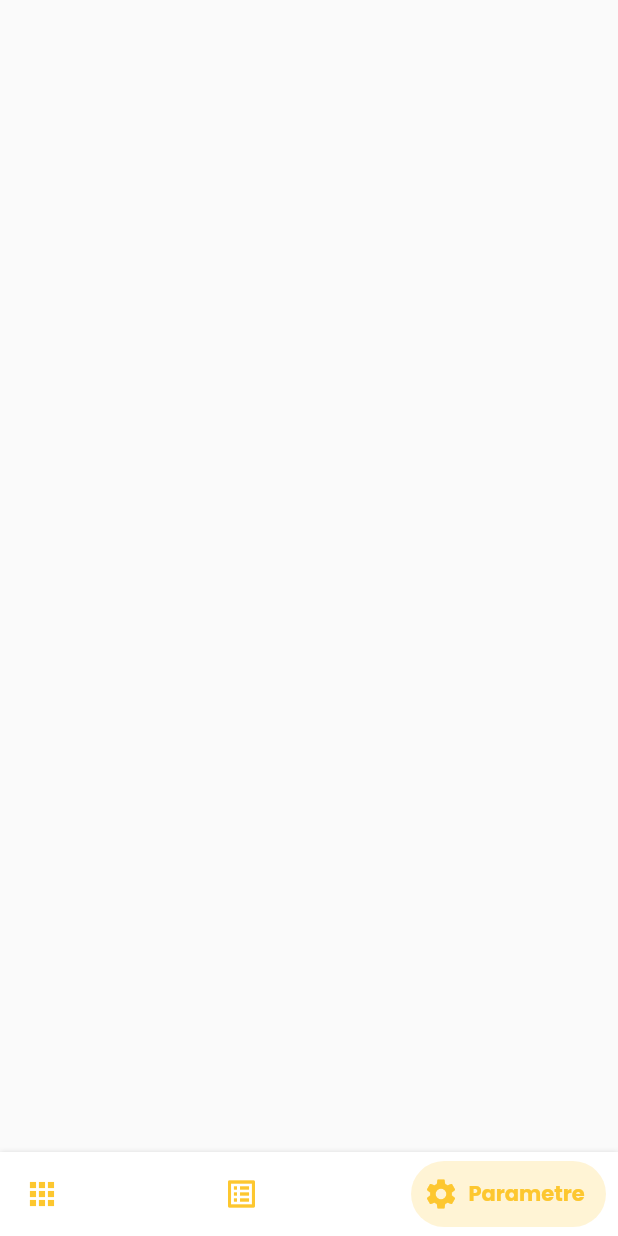
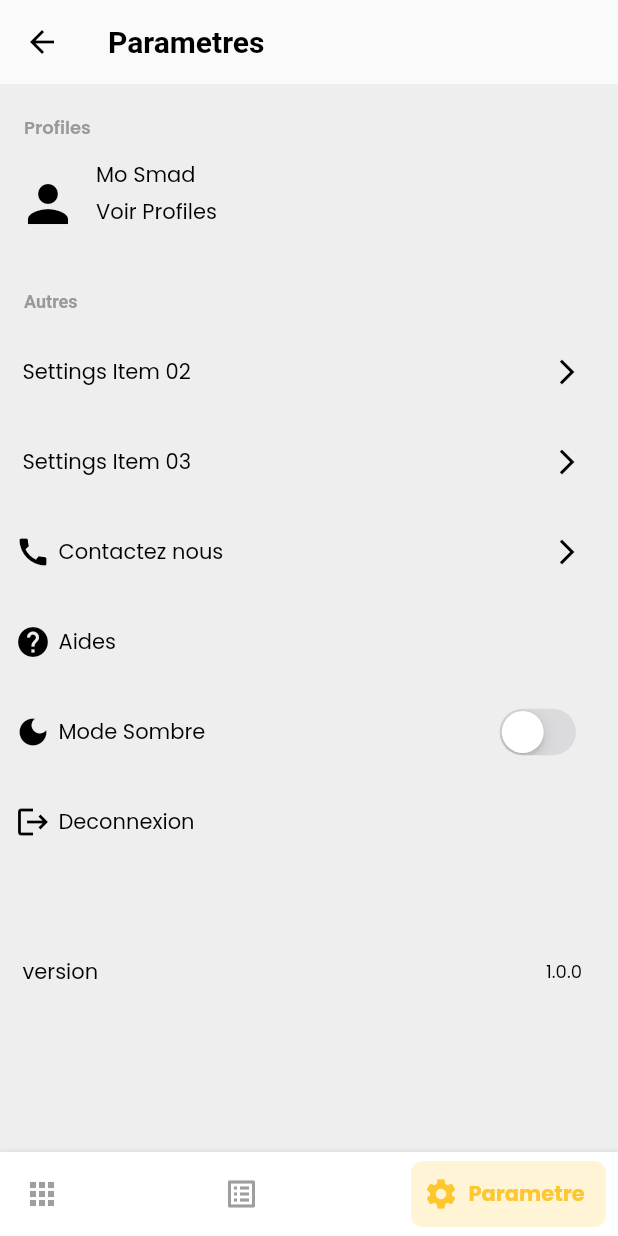
Before and after one commit to mooosmad/igname, a Flutter app: the Home screen opened directly, item 3 of the bottom bar chosen, on a phone screen of 412 x 824 dp. Run offline on Flutter 3.47's test engine with Material 2 defaults, Android fonts, the phone set to English and light mode, and no system bars; drawn by our look-alikes of bottom_navy_bar; our stand-ins replace animated_splash_screen, fluttertoast, get, google_fonts, hive, lottie and 2 more; accounts and stored records are empty; Roboto replaces fonts that are missing (NotoSansJP).

Commit message:
update home

```diff
--- /dev/null
+++ b/igname_li/lib/components/card.dart
@@ -0,0 +1,48 @@
+import 'package:flutter/material.dart';
+
+class ItemCard extends StatelessWidget {
+  const ItemCard({
+    super.key,
+    required this.title,
+    required this.color,
+    required this.rightWidget,
+    required this.iconWidget,
+  });
+
+  final Color color;
+  final String title;
+  final Widget rightWidget;
+  final Widget iconWidget;
+
+  @override
+  Widget build(BuildContext context) {
+    return Container(
+      height: 60,
+      color: color,
+      child: Row(
+        mainAxisAlignment: MainAxisAlignment.spaceBetween,
+        children: <Widget>[
+          Container(
+            padding: const EdgeInsets.only(left: 10),
+            child: Row(
+              children: [
+                Container(
+                  padding: const EdgeInsets.only(right: 5),
+                  child: iconWidget,
+                ),
+                Text(
+                  title,
+                  style: Theme.of(context).textTheme.bodyText2,
+                ),
+              ],
+            ),
+          ),
+          Container(
+            padding: const EdgeInsets.only(right: 24),
+            child: rightWidget,
+          )
+        ],
+      ),
+    );
+  }
+}
--- a/igname_li/lib/main.dart
+++ b/igname_li/lib/main.dart
@@ -2,7 +2,7 @@ import 'package:animated_splash_screen/animated_splash_screen.dart';
 import 'package:flutter/material.dart';
 import 'package:get/get.dart';
 import 'package:igname_li/components/loading.dart';
-import 'package:igname_li/theme/theme.dart';
+import 'package:igname_li/themes/theme.dart';
 import 'package:igname_li/views/authviews/authentication.dart';
 import 'package:igname_li/views/home.dart';
 import 'package:igname_li/views/onboarding/onboarding.dart';
--- a/igname_li/lib/theme/choosetheme.dart
+++ b/igname_li/lib/themes/choosetheme.dart
@@ -1,7 +1,5 @@
-import 'package:flutter/cupertino.dart';
 import 'package:flutter/material.dart';
 import 'package:get/get.dart';
-import 'package:igname_li/main.dart';
 import 'package:igname_li/views/authviews/authentication.dart';
 import 'package:lottie/lottie.dart';
 import 'package:shared_preferences/shared_preferences.dart';
--- a/igname_li/lib/views/home.dart
+++ b/igname_li/lib/views/home.dart
@@ -1,10 +1,8 @@
 import 'package:bottom_navy_bar/bottom_navy_bar.dart';
 import 'package:flutter/material.dart';
-import 'package:fluttertoast/fluttertoast.dart';
-import 'package:get/get.dart';
 import 'package:igname_li/components/loading.dart';
-import 'package:igname_li/main.dart';
-import 'package:igname_li/services/api_services.dart';
+import 'package:igname_li/views/widgets/homepage.dart';
+import 'package:igname_li/views/widgets/settingpage.dart';
 
 class Home extends StatefulWidget {
   Home({Key? key}) : super(key: key);
@@ -19,10 +17,9 @@ class _HomeState extends State<Home> {
   int _counter = 0;
 
   static List<Widget> pages = <Widget>[
+    const Homepage(),
     Container(),
-    Container(),
-    Container(),
-    Container(),
+    const SettingPage(),
   ];
   void _incrementCounter() {
     setState(() {
@@ -39,21 +36,23 @@ class _HomeState extends State<Home> {
             bottomNavigationBar: BottomNavyBar(
               selectedIndex: _currentIndex,
               showElevation: true,
-              itemCornerRadius: 24,
+              itemCornerRadius: 8,
               curve: Curves.easeIn,
               onItemSelected: (index) => setState(() => _currentIndex = index),
               items: <BottomNavyBarItem>[
                 BottomNavyBarItem(
                   icon: const Icon(Icons.apps),
                   title: const Text('Home'),
-                  activeColor: Color(0xfffdc72f),
+                  activeColor: const Color(0xfffdc72f),
                   textAlign: TextAlign.center,
+                  inactiveColor: Colors.grey,
                 ),
                 BottomNavyBarItem(
                   icon: const Icon(Icons.list_alt_outlined),
                   title: const Text('Commandes'),
-                  activeColor: Color(0xfffdc72f),
+                  activeColor: const Color(0xfffdc72f),
                   textAlign: TextAlign.center,
+                  inactiveColor: Colors.grey,
                 ),
                 // BottomNavyBarItem(
                 //   icon: const Icon(Icons.message),
@@ -66,8 +65,9 @@ class _HomeState extends State<Home> {
                 BottomNavyBarItem(
                   icon: const Icon(Icons.settings),
                   title: const Text('Parametres'),
-                  activeColor: Color(0xfffdc72f),
+                  activeColor: const Color(0xfffdc72f),
                   textAlign: TextAlign.center,
+                  inactiveColor: Colors.grey,
                 ),
               ],
             ),
--- a/igname_li/lib/views/onboarding/onboarding.dart
+++ b/igname_li/lib/views/onboarding/onboarding.dart
@@ -1,6 +1,6 @@
 import 'package:flutter/material.dart';
 import 'package:get/get.dart';
-import 'package:igname_li/theme/choosetheme.dart';
+import 'package:igname_li/themes/choosetheme.dart';
 import 'package:smooth_page_indicator/smooth_page_indicator.dart';
 
 class OnBoarding extends StatefulWidget {
--- /dev/null
+++ b/igname_li/lib/views/widgets/homepage.dart
@@ -0,0 +1,92 @@
+import 'package:flutter/material.dart';
+import 'package:get/get.dart';
+
+class Homepage extends StatelessWidget {
+  const Homepage({Key? key}) : super(key: key);
+
+  @override
+  Widget build(BuildContext context) {
+    return Column(
+      mainAxisAlignment: MainAxisAlignment.spaceAround,
+      children: [
+        Padding(
+          padding: const EdgeInsets.all(16.0),
+          child: Text(
+            "Bonjour, Mo",
+            textAlign: TextAlign.start,
+            style: Theme.of(context).textTheme.headline1,
+          ),
+        ),
+        Padding(
+          padding: const EdgeInsets.all(8.0),
+          child: Column(
+            children: [
+              Container(
+                padding: const EdgeInsets.symmetric(horizontal: 10),
+                decoration: BoxDecoration(
+                  borderRadius: const BorderRadius.all(
+                    Radius.circular(16),
+                  ),
+                  color: Get.isDarkMode ? Colors.black38 : Colors.grey.shade200,
+                ),
+                height: 150,
+                child: Row(
+                  mainAxisAlignment: MainAxisAlignment.spaceAround,
+                  children: [
+                    Text(
+                      "Moto",
+                      style: Theme.of(context).textTheme.bodyText1,
+                    ),
+                    Image.asset("assets/images/motol.png"),
+                  ],
+                ),
+              ),
+              const SizedBox(height: 10),
+              Container(
+                padding: const EdgeInsets.symmetric(horizontal: 10),
+                decoration: BoxDecoration(
+                  borderRadius: const BorderRadius.all(
+                    Radius.circular(8),
+                  ),
+                  color: Get.isDarkMode ? Colors.black26 : Colors.grey.shade200,
+                ),
+                height: 150,
+                child: Row(
+                  mainAxisAlignment: MainAxisAlignment.spaceAround,
+                  children: [
+                    Text(
+                      "Car",
+                      style: Theme.of(context).textTheme.bodyText1,
+                    ),
+                    Image.asset("assets/images/car.png"),
+                  ],
+                ),
+              ),
+              const SizedBox(height: 10),
+              Container(
+                padding: const EdgeInsets.symmetric(horizontal: 10),
+                decoration: BoxDecoration(
+                  borderRadius: const BorderRadius.all(
+                    Radius.circular(8),
+                  ),
+                  color: Get.isDarkMode ? Colors.black26 : Colors.grey.shade200,
+                ),
+                height: 150,
+                child: Row(
+                  mainAxisAlignment: MainAxisAlignment.spaceAround,
+                  children: [
+                    Text(
+                      "Hola",
+                      style: Theme.of(context).textTheme.bodyText1,
+                    ),
+                    Image.asset("assets/images/bus.png"),
+                  ],
+                ),
+              ),
+            ],
+          ),
+        )
+      ],
+    );
+  }
+}
--- /dev/null
+++ b/igname_li/lib/views/widgets/settingpage.dart
@@ -0,0 +1,198 @@
+import 'package:flutter/cupertino.dart';
+import 'package:flutter/material.dart';
+import 'package:get/get.dart';
+import 'package:igname_li/components/card.dart';
+import 'package:shared_preferences/shared_preferences.dart';
+
+class SettingPage extends StatefulWidget {
+  const SettingPage({Key? key}) : super(key: key);
+
+  @override
+  State<SettingPage> createState() => _SettingPageState();
+}
+
+class _SettingPageState extends State<SettingPage> {
+  Widget _arrow() {
+    return const Icon(
+      Icons.arrow_forward_ios,
+      size: 20.0,
+    );
+  }
+
+  bool isdarkmode = Get.isDarkMode;
+
+  changeTheme(bool v) async {
+    final prefs = await SharedPreferences.getInstance();
+
+    if (v) {
+      prefs.setString('theme', "dark");
+    } else {
+      prefs.setString('theme', "light");
+    }
+  }
+
+  @override
+  Widget build(BuildContext context) {
+    return Scaffold(
+      appBar: AppBar(
+        title: const Text(
+          'Parametres',
+          style: TextStyle(fontWeight: FontWeight.bold),
+        ),
+      ),
+      body: Container(
+        color: Get.isDarkMode ? Colors.black26 : Colors.grey.shade200,
+        child: ListView(
+          children: <Widget>[
+            Padding(
+              padding: const EdgeInsets.only(top: 20),
+              child: Container(
+                // color: Get.isDarkMode ? Colors.black26 : Colors.grey.shade200,
+                child: Column(
+                  crossAxisAlignment: CrossAxisAlignment.start,
+                  children: <Widget>[
+                    Container(
+                      padding: const EdgeInsets.only(left: 16),
+                      child: Text(
+                        'Profiles',
+                        style: Theme.of(context).textTheme.bodyText2!.copyWith(
+                              fontSize: 12,
+                              fontWeight: FontWeight.w600,
+                              color: Color(0xFF999999),
+                            ),
+                      ),
+                    ),
+                    const SizedBox(
+                      height: 10,
+                    ),
+                    Container(
+                      height: 50,
+                      child: Row(
+                        children: [
+                          const Padding(
+                            padding: EdgeInsets.all(12.0),
+                            child: Icon(Icons.person, size: 40),
+                          ),
+                          Column(
+                            mainAxisAlignment: MainAxisAlignment.spaceAround,
+                            crossAxisAlignment: CrossAxisAlignment.start,
+                            children: [
+                              Text(
+                                "Mo Smad",
+                                style: Theme.of(context).textTheme.bodyText2,
+                              ),
+                              Text(
+                                "Voir Profiles",
+                                style: Theme.of(context).textTheme.bodyText2,
+                              ),
+                            ],
+                          )
+                        ],
+                      ),
+                    ),
+                    const SizedBox(
+                      height: 40,
+                    ),
+                    Container(
+                      padding: const EdgeInsets.only(left: 16),
+                      child: const Text(
+                        'Autres',
+                        style: TextStyle(
+                            fontFamily: 'NotoSansJP',
+                            fontSize: 12,
+                            fontWeight: FontWeight.w600,
+                            color: Color(0xFF999999)),
+                      ),
+                    ),
+                    const SizedBox(
+                      height: 10,
+                    ),
+                    ItemCard(
+                      title: 'Settings Item 02',
+                      color: Get.isDarkMode
+                          ? Colors.black26
+                          : Colors.grey.shade200,
+                      rightWidget: _arrow(),
+                      iconWidget: Container(),
+                    ),
+                    ItemCard(
+                      title: 'Settings Item 03',
+                      color: Get.isDarkMode
+                          ? Colors.black26
+                          : Colors.grey.shade200,
+                      rightWidget: _arrow(),
+                      iconWidget: Container(),
+                    ),
+                    ItemCard(
+                      title: 'Contactez nous',
+                      color: Get.isDarkMode
+                          ? Colors.black26
+                          : Colors.grey.shade200,
+                      rightWidget: _arrow(),
+                      iconWidget: const Icon(Icons.call),
+                    ),
+                    ItemCard(
+                      title: 'Aides',
+                      color: Get.isDarkMode
+                          ? Colors.black26
+                          : Colors.grey.shade200,
+                      rightWidget: Container(),
+                      iconWidget: const Icon(Icons.help),
+                    ),
+                    ItemCard(
+                      title: 'Mode Sombre',
+                      color: Get.isDarkMode
+                          ? Colors.black26
+                          : Colors.grey.shade200,
+                      rightWidget: CupertinoSwitch(
+                        activeColor: const Color(0xfffdc72f),
+                        value: isdarkmode,
+                        onChanged: (v) {
+                          setState(() {
+                            isdarkmode = v;
+                            Get.changeThemeMode(
+                              Get.isDarkMode ? ThemeMode.light : ThemeMode.dark,
+                            );
+                          });
+                        },
+                      ),
+                      iconWidget: const Icon(Icons.dark_mode),
+                    ),
+                    ItemCard(
+                      title: 'Deconnexion',
+                      color: Get.isDarkMode
+                          ? Colors.black26
+                          : Colors.grey.shade200,
+                      rightWidget: Container(),
+                      iconWidget: const Icon(Icons.logout),
+                    ),
+                    const SizedBox(
+                      height: 40,
+                    ),
+                    ItemCard(
+                      title: 'version',
+                      color: Get.isDarkMode
+                          ? Colors.black26
+                          : Colors.grey.shade200,
+                      rightWidget: const Center(
+                        child: Text('1.0.0',
+                            style: TextStyle(
+                              fontSize: 12,
+                              fontWeight: FontWeight.normal,
+                            )),
+                      ),
+                      iconWidget: Container(),
+                    ),
+                    const SizedBox(
+                      height: 200,
+                    ),
+                  ],
+                ),
+              ),
+            ),
+          ],
+        ),
+      ),
+    );
+  }
+}
```
Also changed, not shown: igname_li/assets/images/bus.png (added), igname_li/assets/images/car.png (added), igname_li/assets/images/motol.png (added), igname_li/lib/themes/theme.dart (renamed from igname_li/lib/theme/theme.dart), igname_li/pubspec.lock.
